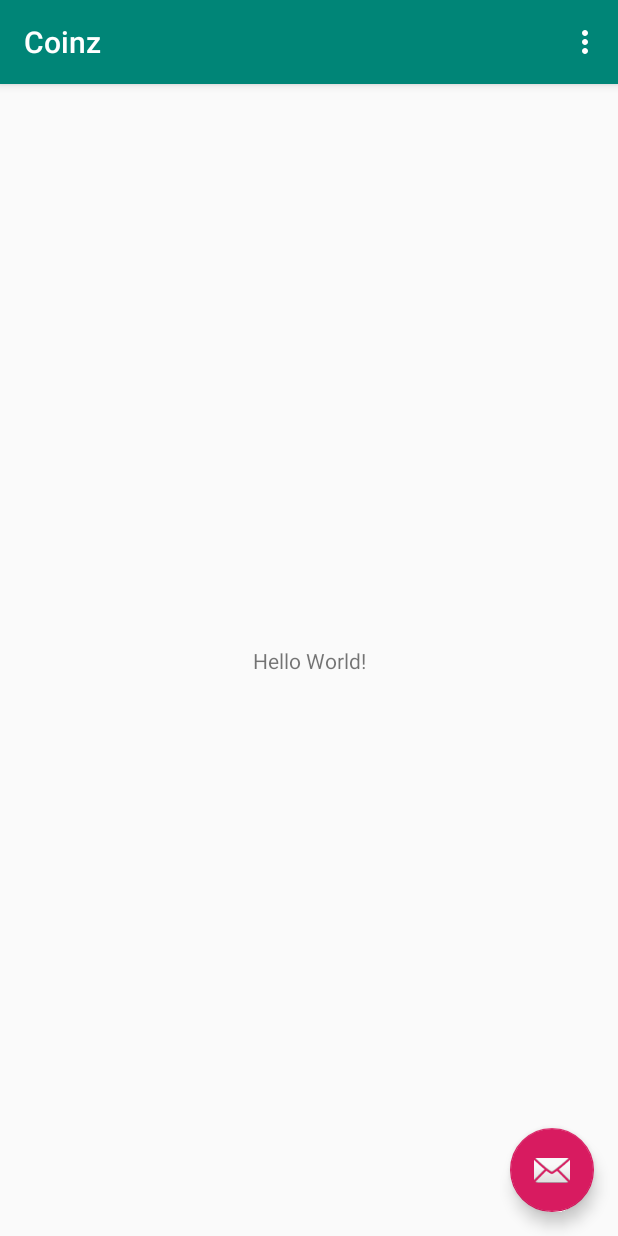
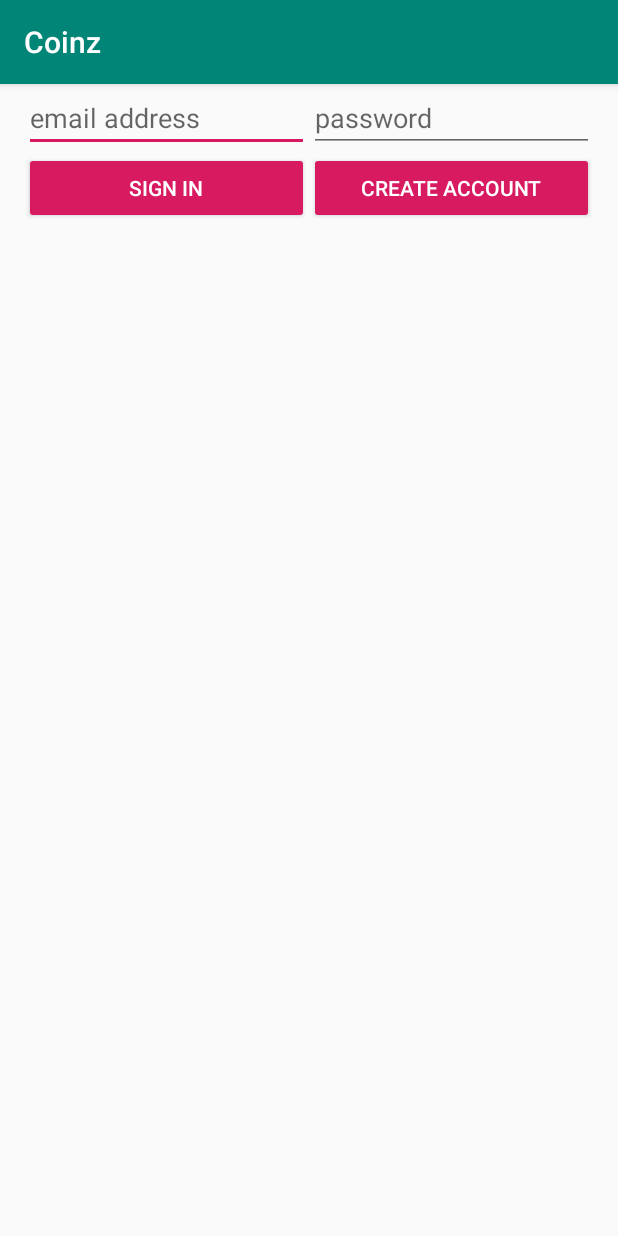
Before and after one commit to Dimitri795/Coinz, an Android app: the screen it shows after launch (MainActivity before the commit, LoginActivity after it), on a phone screen of 412 x 824 dp. Run offline under Robolectric (Android 15) with nearby library versions, the phone set to English and light mode, and no system bars; our stand-ins replace Firebase (no records; nobody signed in at launch, a user with empty details on screens opened directly); libraries missing offline, so code that uses them is left out: com.mapbox.android, com.mapbox.geojson, com.mapbox.mapboxsdk; plain views replace MapView; 8 statements that could not run were skipped.

Commit message:
Added rudimentary login activity and activity switching between mainActivity and loginActivity. Added rudimentary xml design for login activity. Still to add a signout button to test better.

```diff
--- a/app/src/main/AndroidManifest.xml
+++ b/app/src/main/AndroidManifest.xml
@@ -21,6 +21,7 @@
                 <category android:name="android.intent.category.LAUNCHER" />
             </intent-filter>
         </activity>
+        <activity android:name=".LoginActivity" />
     </application>
 
 </manifest>
--- a/app/src/main/java/com/example/dimit/coinz/DownloadFileTask.kt
+++ b/app/src/main/java/com/example/dimit/coinz/DownloadFileTask.kt
@@ -53,4 +53,4 @@ class DownloadFileTask(private val caller : DownloadCompleteListener) :
         super.onPostExecute(result)
         caller.downloadComplete(result)
     }
-} // end class DownloadFileTask
+}
--- /dev/null
+++ b/app/src/main/java/com/example/dimit/coinz/LoginActivity.kt
@@ -0,0 +1,83 @@
+package com.example.dimit.coinz
+
+import android.content.Intent
+import android.os.Bundle
+import android.support.v7.app.AppCompatActivity
+import android.util.Log
+import android.view.View
+import android.widget.Toast
+import com.google.firebase.auth.FirebaseAuth
+import com.google.firebase.auth.FirebaseUser
+import kotlinx.android.synthetic.main.activity_login.*
+
+//Implementation adapted from https://github.com/firebase/quickstart-android and slides
+class LoginActivity : AppCompatActivity(),View.OnClickListener {
+
+    private val tag = "LoginActivity"
+    private var mAuth : FirebaseAuth? = null
+
+    override fun onCreate(savedInstanceState: Bundle?) {
+        super.onCreate(savedInstanceState)
+        setContentView(R.layout.activity_login)
+        mAuth = FirebaseAuth.getInstance()
+
+        emailSignInButton.setOnClickListener(this)
+        emailCreateAccountButton.setOnClickListener(this)
+    }
+
+    public override fun onStart() {
+        super.onStart()
+        updateUI(mAuth?.currentUser)
+    }
+
+    private fun createAccount(email : String,password : String){
+        mAuth?.createUserWithEmailAndPassword(email, password)
+                ?.addOnCompleteListener(this) { task ->
+                    if (task.isSuccessful) {
+                        // Sign in success, update UI with user info
+                        Log.d(tag, "createUserWithEmailAndPassword:success")
+                        updateUI(mAuth?.currentUser)
+                    } else {
+                        // Sign in failed, display a message to the user
+                        Log.w(tag, "createUserWithEmailAndPassword:failure", task.exception)
+                        Toast.makeText(this@LoginActivity, "Authentication failed.",
+                                Toast.LENGTH_SHORT).show()
+                        updateUI(null)
+                    }
+                }
+    }
+
+    private fun signIn(email : String, password: String){
+        mAuth?.signInWithEmailAndPassword(email, password)
+                ?.addOnCompleteListener(this) { task ->
+                    if (task.isSuccessful) {
+                        // Sign in success, update UI with user info
+                        Log.d(tag, "signInUserWithEmailAndPassword:success")
+                        updateUI(mAuth?.currentUser)
+                    } else {
+                        // Sign in failed, display a message to the user
+                        Log.w(tag, "signInUserWithEmailAndPassword:failure", task.exception)
+                        Toast.makeText(this@LoginActivity, "Authentication failed.",
+                                Toast.LENGTH_SHORT).show()
+                        updateUI(null)
+                    }
+                }
+    }
+
+    private fun updateUI(user : FirebaseUser?){
+        if (user != null) {
+           startActivity(Intent(this@LoginActivity,MainActivity::class.java))
+        } else {
+            emailPasswordButtons.visibility = View.VISIBLE
+            emailPasswordFields.visibility = View.VISIBLE
+        }
+    }
+
+    override fun onClick(v: View) {
+        val i = v.id
+        when (i) {
+            R.id.emailCreateAccountButton -> createAccount(fieldEmail.text.toString(), fieldPassword.text.toString())
+            R.id.emailSignInButton -> signIn(fieldEmail.text.toString(), fieldPassword.text.toString())
+        }
+    }
+}
--- a/app/src/main/java/com/example/dimit/coinz/MainActivity.kt
+++ b/app/src/main/java/com/example/dimit/coinz/MainActivity.kt
@@ -1,6 +1,7 @@
 package com.example.dimit.coinz
 
 import android.content.Context
+import android.content.Intent
 import android.location.Location
 import android.os.Bundle
 import android.support.v7.app.AppCompatActivity
@@ -17,6 +18,7 @@ import com.mapbox.android.core.permissions.PermissionsManager
 import com.mapbox.geojson.Feature
 import com.mapbox.geojson.FeatureCollection
 import com.mapbox.geojson.Point
+import com.google.firebase.auth.FirebaseAuth
 import com.mapbox.mapboxsdk.Mapbox
 import com.mapbox.mapboxsdk.annotations.MarkerOptions
 import com.mapbox.mapboxsdk.camera.CameraUpdateFactory
@@ -38,7 +40,7 @@ class MainActivity : AppCompatActivity(),OnMapReadyCallback,
     private val tag = "MainActivity"
     private var mapView: MapView? = null
     private var map: MapboxMap? = null
-
+    private var mAuth : FirebaseAuth? = null
     private lateinit var originLocation : Location
     private lateinit var permissionsManager : PermissionsManager
     private lateinit var locationEngine : LocationEngine
@@ -50,6 +52,10 @@ class MainActivity : AppCompatActivity(),OnMapReadyCallback,
 
     override fun onCreate(savedInstanceState: Bundle?) {
         super.onCreate(savedInstanceState)
+        mAuth = FirebaseAuth.getInstance()
+        if(mAuth?.currentUser == null){
+            startActivity(Intent(this@MainActivity,LoginActivity::class.java))
+        }
         setContentView(R.layout.activity_main)
         setSupportActionBar(toolbar)
 
--- /dev/null
+++ b/app/src/main/res/layout/activity_login.xml
@@ -0,0 +1,65 @@
+<?xml version="1.0" encoding="utf-8"?>
+
+<RelativeLayout
+        xmlns:android="http://schemas.android.com/apk/res/android"
+        xmlns:tools="http://schemas.android.com/tools"
+        android:id="@+id/loginView"
+        android:layout_width="match_parent"
+        android:layout_height="match_parent"
+        android:orientation="vertical"
+        android:weightSum="4">
+
+    <LinearLayout
+        android:id="@+id/emailPasswordFields"
+        android:layout_width="match_parent"
+        android:layout_height="wrap_content"
+        android:paddingLeft="16dp"
+        android:paddingRight="16dp">
+
+        <EditText
+            android:id="@+id/fieldEmail"
+            android:layout_width="0dp"
+            android:layout_height="wrap_content"
+            android:layout_weight="1"
+            android:baselineAligned="false"
+            android:hint="@string/email_address"
+            android:importantForAutofill="no"
+            android:inputType="textEmailAddress" />
+
+        <EditText
+            android:id="@+id/fieldPassword"
+            android:layout_width="0dp"
+            android:layout_height="wrap_content"
+            android:layout_weight="1"
+            android:hint="@string/password"
+            android:importantForAutofill="no"
+            android:inputType="textPassword" />
+    </LinearLayout>
+
+    <LinearLayout
+                android:id="@+id/emailPasswordButtons"
+                android:layout_width="match_parent"
+                android:layout_height="wrap_content"
+                android:layout_below="@+id/emailPasswordFields"
+                android:orientation="horizontal"
+                android:paddingLeft="16dp"
+                android:paddingRight="16dp">
+
+        <Button
+                    android:id="@+id/emailSignInButton"
+                    style="@style/Widget.AppCompat.Button.Colored"
+                    android:layout_width="0dp"
+                    android:layout_height="wrap_content"
+                    android:layout_weight="1"
+                    android:text="@string/sign_in" />
+
+        <Button
+                    android:id="@+id/emailCreateAccountButton"
+                    style="@style/Widget.AppCompat.Button.Colored"
+                    android:layout_width="0dp"
+                    android:layout_height="wrap_content"
+                    android:layout_weight="1"
+                    android:text="@string/create_account" />
+    </LinearLayout>
+
+</RelativeLayout>
--- a/app/src/main/res/layout/content_main.xml
+++ b/app/src/main/res/layout/content_main.xml
@@ -8,13 +8,4 @@
     app:layout_behavior="@string/appbar_scrolling_view_behavior"
     tools:context=".MainActivity"
     tools:showIn="@layout/activity_main">
-    <TextView
-        android:layout_width="wrap_content"
-        android:layout_height="wrap_content"
-        android:text="Hello World!"
-        app:layout_constraintBottom_toBottomOf="parent"
-        app:layout_constraintLeft_toLeftOf="parent"
-        app:layout_constraintRight_toRightOf="parent"
-        app:layout_constraintTop_toTopOf="parent" />
-
 </android.support.constraint.ConstraintLayout>
--- a/app/src/main/res/values/strings.xml
+++ b/app/src/main/res/values/strings.xml
@@ -2,4 +2,8 @@
     <string name="app_name">Coinz</string>
     <string name="action_settings">Settings</string>
     <string name="access_token">pk.eyJ1IjoiZGltaXRyaS1wb2xsYXJkIiwiYSI6ImNqbjNleG5rNDAwdHgzcG9jeTh6Zng0bzkifQ.rU8jvg7GZfT3CdwL37djlA</string>
+    <string name="email_address">email address</string>
+    <string name="sign_in">sign in</string>
+    <string name="create_account">create account</string>
+    <string name="password">password</string>
 </resources>
```
